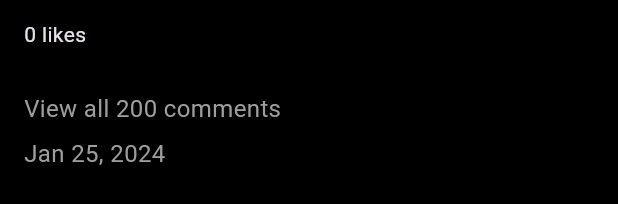
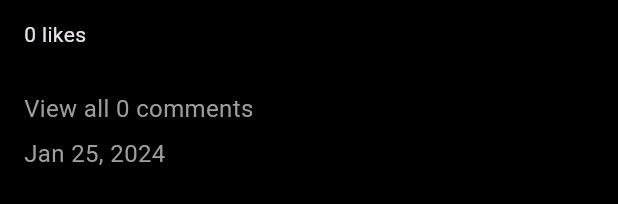
Before and after one commit to Kapil619/FlutterGram, a Flutter app: the PostCard widget shown alone on an empty page, opened directly with empty values, on a phone screen of 412 x 824 dp. Shown: the part 770-974 px from the top of the screen. Run offline on Flutter 3.47's test engine with Material 3 defaults, Android fonts, the phone set to English and light mode, and no system bars; our stand-ins replace cloud_firestore, firebase_auth, firebase_core, firebase_storage, flutter_svg, image_picker; accounts and stored records are empty; network calls fail.

Commit message:
Ordered comments by descending & displayed number of comments with Querysnapshot (Not Stream).

```diff
--- a/lib/screens/comment_screen.dart
+++ b/lib/screens/comment_screen.dart
@@ -40,6 +40,7 @@ class _CommentScreenState extends State<CommentScreen> {
             .collection('posts')
             .doc(widget.snap['postId'])
             .collection('comments')
+            .orderBy('datePublished', descending: true)
             .snapshots(),
         builder: (context, snapshot) {
           if (snapshot.connectionState == ConnectionState.waiting) {
--- a/lib/widgets/post_card.dart
+++ b/lib/widgets/post_card.dart
@@ -1,9 +1,11 @@
+import 'package:cloud_firestore/cloud_firestore.dart';
 import 'package:flutter/material.dart';
 import 'package:fluttergram/models/user.dart';
 import 'package:fluttergram/providers/user_provider.dart';
 import 'package:fluttergram/resources/firestore_methods.dart';
 import 'package:fluttergram/screens/comment_screen.dart';
 import 'package:fluttergram/utils/colors.dart';
+import 'package:fluttergram/utils/utils.dart';
 import 'package:fluttergram/widgets/like_animation.dart';
 import 'package:intl/intl.dart';
 import 'package:provider/provider.dart';
@@ -18,6 +20,27 @@ class PostCard extends StatefulWidget {
 
 class _PostCardState extends State<PostCard> {
   bool isLikeAnimating = false;
+  int commentLength = 0;
+
+  @override
+  void initState() {
+    super.initState();
+    getComments();
+  }
+
+  void getComments() async {
+    try {
+      QuerySnapshot snap = await FirebaseFirestore.instance
+          .collection('posts')
+          .doc(widget.snap['postId'])
+          .collection('comments')
+          .get();
+      commentLength = snap.docs.length;
+    } catch (e) {
+      showSnackBar(e.toString(), context);
+    }
+    setState(() {});
+  }
 
   @override
   Widget build(BuildContext context) {
@@ -218,9 +241,10 @@ class _PostCardState extends State<PostCard> {
                   onTap: () {},
                   child: Container(
                     padding: const EdgeInsets.symmetric(vertical: 4),
-                    child: const Text(
-                      'View all 200 comments',
-                      style: TextStyle(fontSize: 16, color: secondaryColor),
+                    child: Text(
+                      'View all $commentLength comments',
+                      style:
+                          const TextStyle(fontSize: 16, color: secondaryColor),
                     ),
                   ),
                 ),
```
